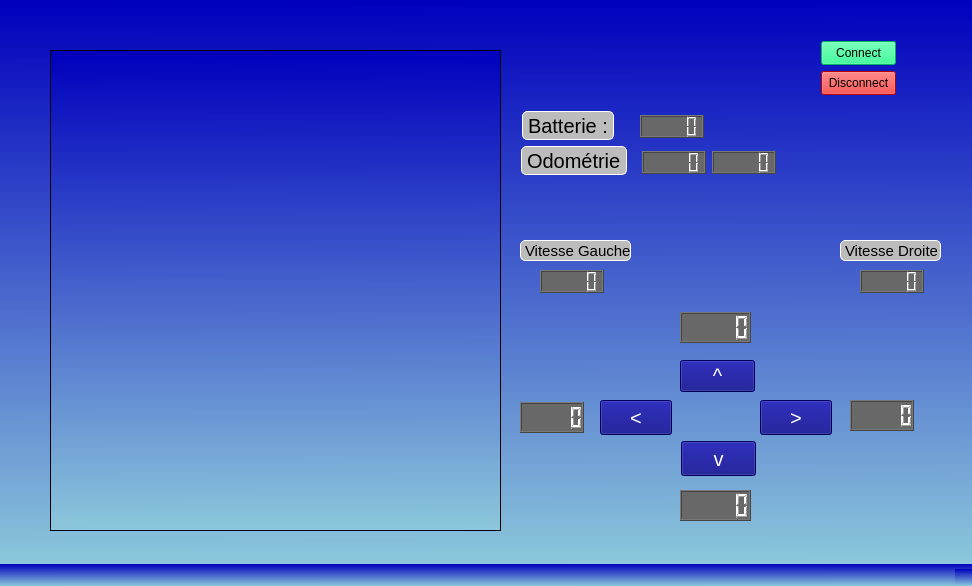
The window that myrobot.ui (l-chapus/WifiBot) describes before a commit, drawn with Qt 5.
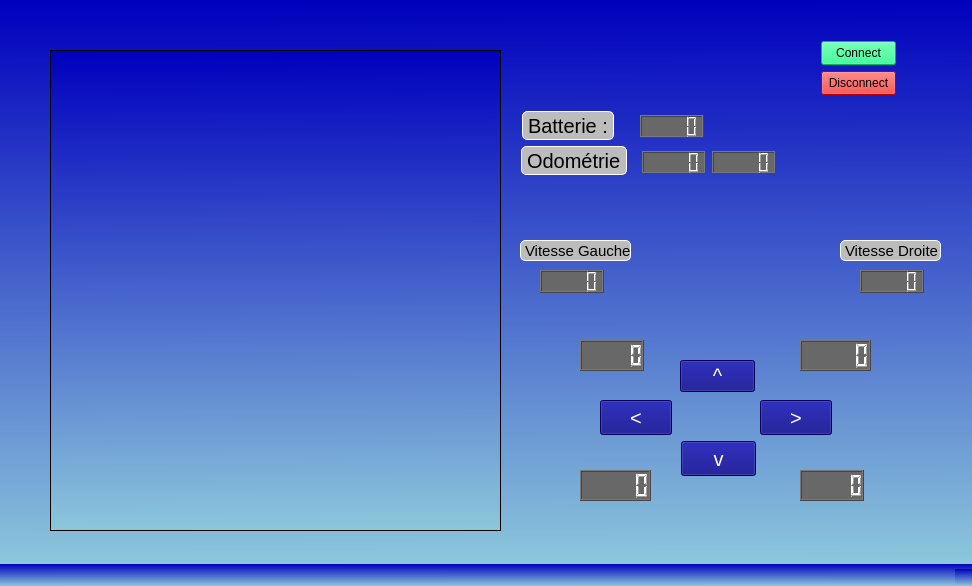
The same window after the commit.

Commit message: correction de quelques bugs plus ajout des commentaires

Diff of the .ui file:
```diff
--- a/myrobot.ui
+++ b/myrobot.ui
@@ -283,8 +283,8 @@
    <widget class="QLCDNumber" name="infraGauche">
     <property name="geometry">
      <rect>
-      <x>520</x>
-      <y>402</y>
+      <x>580</x>
+      <y>340</y>
       <width>64</width>
       <height>31</height>
      </rect>
@@ -297,8 +297,8 @@
    <widget class="QLCDNumber" name="infraDeriere">
     <property name="geometry">
      <rect>
-      <x>680</x>
-      <y>490</y>
+      <x>580</x>
+      <y>470</y>
       <width>71</width>
       <height>31</height>
      </rect>
@@ -311,8 +311,8 @@
    <widget class="QLCDNumber" name="infraDroite">
     <property name="geometry">
      <rect>
-      <x>850</x>
-      <y>400</y>
+      <x>800</x>
+      <y>470</y>
       <width>64</width>
       <height>31</height>
      </rect>
@@ -325,8 +325,8 @@
    <widget class="QLCDNumber" name="infraDevant">
     <property name="geometry">
      <rect>
-      <x>680</x>
-      <y>312</y>
+      <x>800</x>
+      <y>340</y>
       <width>71</width>
       <height>31</height>
      </rect>
```
Left out of the diff: 8 changed lines with no effect on the pictures. The commit also changes 2 other files.
